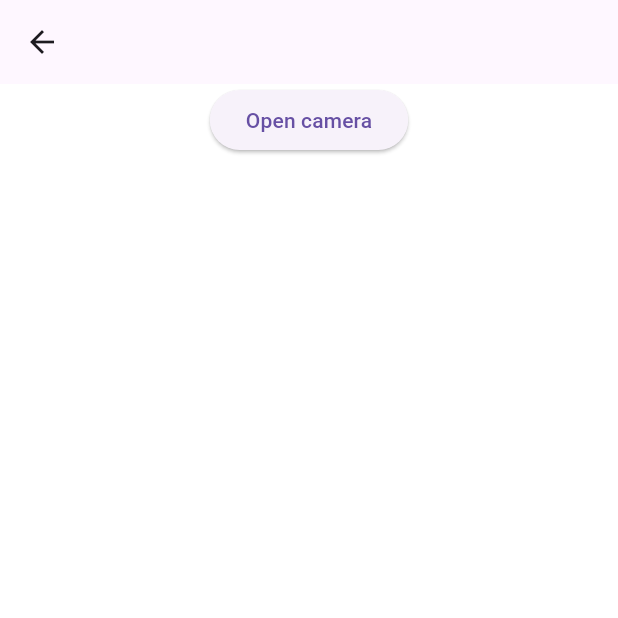
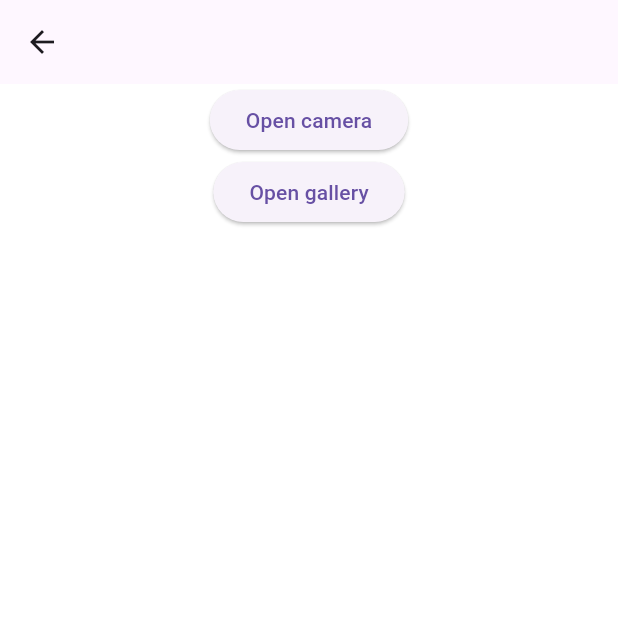
Before and after one commit to xuuanthuc/base-template, a Flutter app: the screen it shows after launch, after a tap on "Open camera", on a phone screen of 412 x 824 dp, the top half of it. Run offline on Flutter 3.47's test engine with Material 2 defaults, Android fonts, the phone set to English and light mode, and no system bars; our stand-ins replace connectivity_plus, dio, equatable, flutter_bloc, fluttertoast, get_it and 5 more; generated files the repository leaves out were written again; network calls fail.

Commit message:
select image from gallery

```diff
--- a/lib/global/utilities/permission.dart
+++ b/lib/global/utilities/permission.dart
@@ -8,7 +8,6 @@ abstract class RequestPermission {
     if (imageSource == ImageSource.camera) {
       var cameraStatus = await Permission.camera.request();
       if (cameraStatus.isGranted) {
-        ImagePicker().pickImage(source: imageSource);
         return true;
       } else {
         var status = await Permission.camera.status;
@@ -26,7 +25,17 @@ abstract class RequestPermission {
         }
       }
     } else if (imageSource == ImageSource.gallery) {
-
+      if (Platform.isIOS) {
+        var photosStatus = await Permission.photos.request();
+        if (photosStatus.isPermanentlyDenied) {
+          return false;
+        } else if (photosStatus.isGranted || photosStatus.isLimited) {
+          return true;
+        } else {
+          return null;
+        }
+      }
+      return true;
     }
     return false;
   }
--- /dev/null
+++ b/lib/global/utilities/public.dart
@@ -0,0 +1,16 @@
+import 'package:flutter/material.dart';
+import 'package:image_cropper/image_cropper.dart';
+
+abstract class Public {
+  static List<PlatformUiSettings> uiSettings = [
+    AndroidUiSettings(
+      toolbarTitle: 'Edit image',
+      toolbarColor: Colors.blueGrey,
+      toolbarWidgetColor: Colors.white,
+      initAspectRatio: CropAspectRatioPreset.original,
+    ),
+    IOSUiSettings(
+      title: 'Edit image',
+    ),
+  ];
+}
--- a/lib/src/screens/home/bloc/home_cubit.dart
+++ b/lib/src/screens/home/bloc/home_cubit.dart
@@ -1,5 +1,9 @@
+import 'dart:io';
+
 import 'package:flutter_bloc/flutter_bloc.dart';
+import 'package:image_cropper/image_cropper.dart';
 import 'package:image_picker/image_picker.dart';
+import 'package:template/global/utilities/public.dart';
 import '../../../../global/utilities/permission.dart';
 import '../../../models/response/post.dart';
 import '../../../repositories/post_repository.dart';
@@ -23,7 +27,15 @@ class HomeCubit extends Cubit<HomeState> {
   void pickImage(ImageSource imageSource) async {
     var access = await RequestPermission.canAccessImagePicker(imageSource);
     if (access != null && access) {
-      ImagePicker().pickImage(source: imageSource);
+      XFile? imagePicked;
+      imagePicked = await ImagePicker().pickImage(source: imageSource);
+      if (imagePicked == null) return;
+      CroppedFile? imageCropped = await ImageCropper().cropImage(
+        sourcePath: imagePicked.path,
+        uiSettings: Public.uiSettings,
+      );
+      if (imageCropped == null) return;
+      emit(ImagePickedState(state..imageFile = File(imageCropped.path)));
     } else if (access != null && !access) {
       emit(CameraPermissionDeniedState(state));
     }
--- a/lib/src/screens/home/bloc/home_state.dart
+++ b/lib/src/screens/home/bloc/home_state.dart
@@ -2,9 +2,11 @@ part of 'home_cubit.dart';
 
 abstract class HomeState {
   late List<PostData> posts;
+  File? imageFile;
 
   HomeState(HomeState? state) {
     posts = state?.posts ?? [];
+    imageFile = state?.imageFile;
   }
 }
 
@@ -24,6 +26,14 @@ class PostsLoadedState extends DataPostsState {
   PostsLoadedState(super.state);
 }
 
-class CameraPermissionDeniedState extends DataPostsState{
+class DataAvatarState extends HomeState{
+  DataAvatarState(super.state);
+}
+
+class CameraPermissionDeniedState extends DataAvatarState{
   CameraPermissionDeniedState(super.state);
 }
+
+class ImagePickedState extends DataAvatarState{
+  ImagePickedState(super.state);
+}
--- a/lib/src/screens/home/home_screen.dart
+++ b/lib/src/screens/home/home_screen.dart
@@ -15,10 +15,8 @@ class HomeScreen extends StatelessWidget {
     return BlocListener<ConnectivityBloc, ConnectivityState>(
       listener: (context, state) {
         if (state is ConnectivityChangedState) {
-          if(state.result == ConnectivityResult.none) {
+          if (state.result == ConnectivityResult.none) {
             appToast(context, message: "No connection");
-          } else {
-            appToast(context, message: "Connection back");
           }
         }
       },
@@ -84,10 +82,32 @@ class _HomeViewState extends State<HomeView> {
         backgroundColor: Colors.white,
         body: Column(
           children: [
+            BlocBuilder<HomeCubit, HomeState>(
+              buildWhen: (previous, current) {
+                return current is DataAvatarState;
+              },
+              builder: (context, state) {
+                return state.imageFile == null
+                    ? Container()
+                    : SizedBox(
+                        width: MediaQuery.of(context).size.width * 0.5,
+                        height: MediaQuery.of(context).size.width * 0.5,
+                        child: Image.file(
+                          state.imageFile!,
+                          fit: BoxFit.cover,
+                        ),
+                      );
+              },
+            ),
             ElevatedButton(
               onPressed: () =>
                   context.read<HomeCubit>().pickImage(ImageSource.camera),
               child: const Text('Open camera'),
+            ),
+            ElevatedButton(
+              onPressed: () =>
+                  context.read<HomeCubit>().pickImage(ImageSource.gallery),
+              child: const Text('Open gallery'),
             ),
             BlocBuilder<HomeCubit, HomeState>(
               buildWhen: (previous, current) {
--- a/pubspec.yaml
+++ b/pubspec.yaml
@@ -48,6 +48,7 @@ dependencies:
   connectivity_plus: ^3.0.2
   permission_handler: ^10.2.0
   image_picker: ^0.8.6
+  image_cropper: ^3.0.1
 
 dev_dependencies:
   flutter_test:
```
Also changed, not shown: pubspec.lock, 2 other files.
